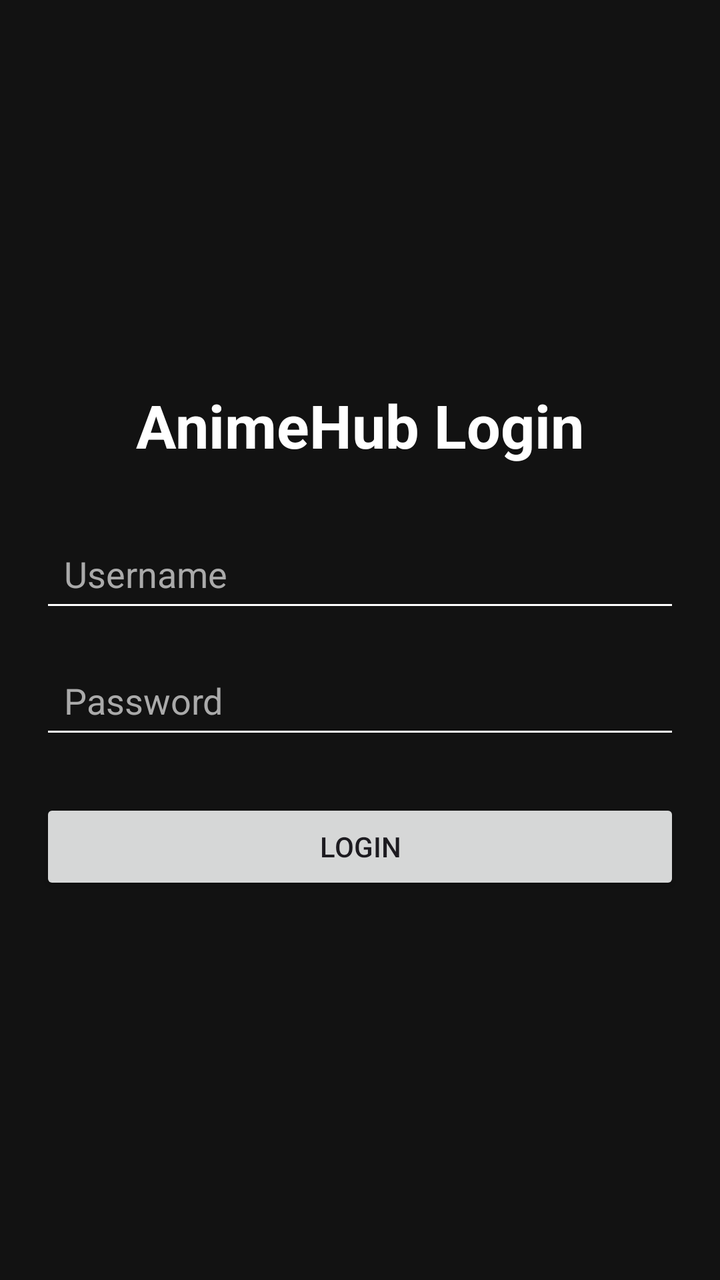
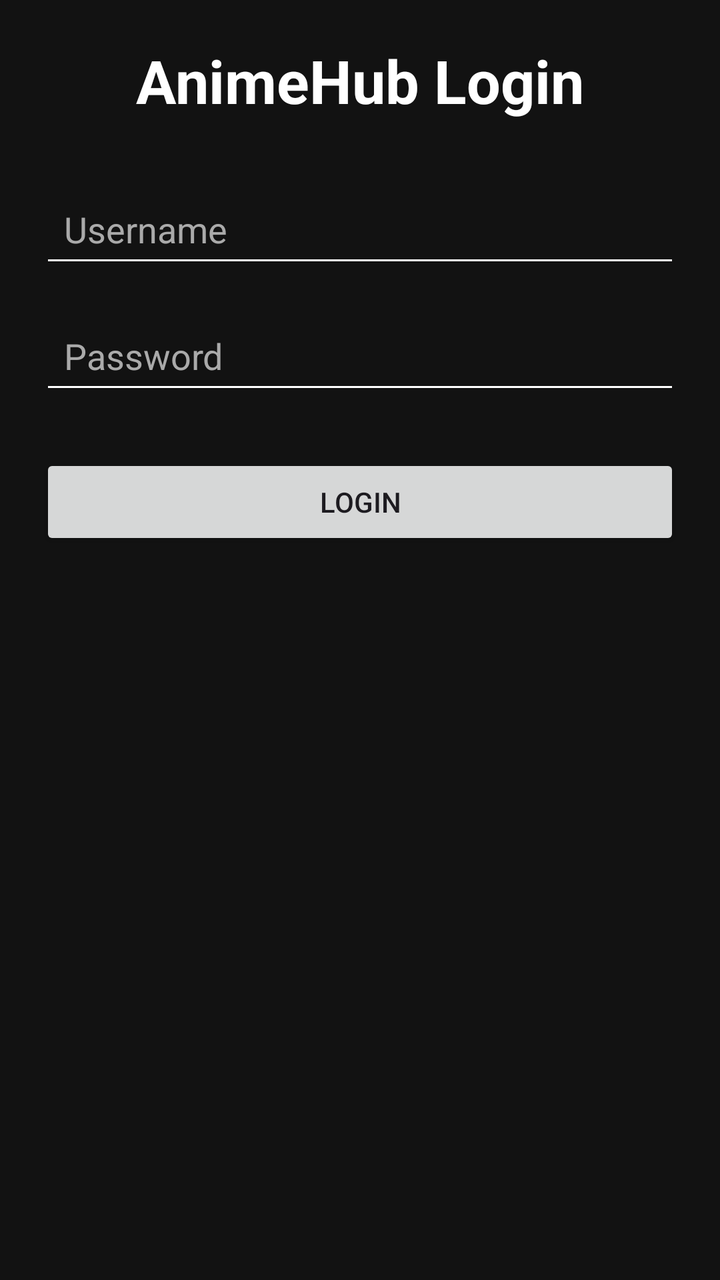

Compare the two renders of this Android layout. The source of the first and the diff that turns it into the second are given below.
<!-- AndroidManifest.xml: application theme Theme.Anime_hub -->
<!-- res/layout/activity_login.xml -->
<?xml version="1.0" encoding="utf-8"?>
<LinearLayout xmlns:android="http://schemas.android.com/apk/res/android"
    android:layout_width="match_parent"
    android:layout_height="match_parent"
    android:orientation="vertical"
    android:gravity="center"
    android:background="#121212"
    android:padding="20dp">

    <TextView
        android:layout_width="wrap_content"
        android:layout_height="wrap_content"
        android:text="AnimeHub Login"
        android:textColor="#FFFFFF"
        android:textSize="30sp"
        android:textStyle="bold"
        android:layout_marginBottom="30dp"/>

    <EditText
        android:id="@+id/username"
        android:layout_width="match_parent"
        android:layout_height="wrap_content"
        android:hint="Username"
        android:textColor="#FFFFFF"
        android:textColorHint="#AAAAAA"
        android:padding="12dp"
        android:backgroundTint="#FFFFFF"/>

    <EditText
        android:id="@+id/password"
        android:layout_width="match_parent"
        android:layout_height="wrap_content"
        android:hint="Password"
        android:textColor="#FFFFFF"
        android:textColorHint="#AAAAAA"
        android:inputType="textPassword"
        android:layout_marginTop="15dp"
        android:padding="12dp"
        android:backgroundTint="#FFFFFF"/>

    <Button
        android:id="@+id/loginBtn"
        android:layout_width="match_parent"
        android:layout_height="wrap_content"
        android:text="LOGIN"
        android:layout_marginTop="25dp"/>

</LinearLayout>
<!-- resources referenced by this layout -->
<resources>
  <style name="Theme.Anime_hub" parent="Base.Theme.Anime_hub" />
  <style name="Base.Theme.Anime_hub" parent="Theme.Material3.DayNight.NoActionBar">
          
          
      </style>
</resources>

<!-- the commit's change to res/layout/activity_login.xml (unified diff, before → after) -->
@@ -1,11 +1,18 @@
 <?xml version="1.0" encoding="utf-8"?>
-<LinearLayout xmlns:android="http://schemas.android.com/apk/res/android"
+<ScrollView
+    xmlns:android="http://schemas.android.com/apk/res/android"
     android:layout_width="match_parent"
     android:layout_height="match_parent"
-    android:orientation="vertical"
-    android:gravity="center"
-    android:background="#121212"
-    android:padding="20dp">
+    android:fillViewport="true">
+
+    <LinearLayout
+        android:layout_width="match_parent"
+        android:layout_height="wrap_content"
+        android:orientation="vertical"
+        android:gravity="center_horizontal"
+        android:paddingTop="80dp"
+        android:background="#121212"
+        android:padding="20dp">
 
     <TextView
         android:layout_width="wrap_content"
@@ -45,4 +52,6 @@
         android:text="LOGIN"
         android:layout_marginTop="25dp"/>
 
-</LinearLayout>
+    </LinearLayout>
+
+</ScrollView>
